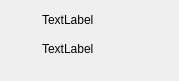
The window that plugins/popup/popupwin.ui (xjohncz/saje) describes before a commit, drawn with Qt 5.
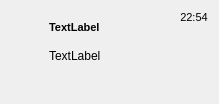
The same window after the commit. Icons and pictures are not drawn.

Commit message: removed useless slots from clist interface added ability to hide a contact in clist or hide until a message is received (preparing for metacontacts) improved history API ('unread message' icon in clist & preparing for metacontacts) added times to popups, improved preview (you think? :)

```diff
--- a/plugins/popup/popupwin.ui
+++ b/plugins/popup/popupwin.ui
@@ -5,8 +5,8 @@
    <rect>
     <x>0</x>
     <y>0</y>
-    <width>179</width>
-    <height>81</height>
+    <width>219</width>
+    <height>104</height>
    </rect>
   </property>
   <property name="contextMenuPolicy" >
@@ -16,13 +16,58 @@
    <string>PopupWin</string>
   </property>
   <layout class="QVBoxLayout" name="verticalLayout" >
-   <property name="margin" >
-    <number>4</number>
-   </property>
    <item>
     <layout class="QGridLayout" name="gridLayout" >
-     <item row="0" column="2" >
+     <property name="sizeConstraint" >
+      <enum>QLayout::SetDefaultConstraint</enum>
+     </property>
+     <item row="0" column="0" >
+      <widget class="QLabel" name="lblSidebar" >
+       <property name="minimumSize" >
+        <size>
+         <width>32</width>
+         <height>32</height>
+        </size>
+       </property>
+       <property name="maximumSize" >
+        <size>
+         <width>32</width>
+         <height>32</height>
+        </size>
+       </property>
+       <property name="text" >
+        <string/>
+       </property>
+       <property name="pixmap" >
+        <pixmap>://Resources/Document.png</pixmap>
+       </property>
+       <property name="scaledContents" >
+        <bool>true</bool>
+       </property>
+       <property name="alignment" >
+        <set>Qt::AlignHCenter|Qt::AlignLeading|Qt::AlignLeft|Qt::AlignTop</set>
+       </property>
+      </widget>
+     </item>
+     <item row="0" column="1" >
       <widget class="QLabel" name="lblTitle" >
+       <property name="sizePolicy" >
+        <sizepolicy vsizetype="Preferred" hsizetype="Expanding" >
+         <horstretch>2</horstretch>
+         <verstretch>1</verstretch>
+        </sizepolicy>
+       </property>
+       <property name="font" >
+        <font>
+         <family>MS Shell Dlg 2</family>
+         <pointsize>8</pointsize>
+         <weight>75</weight>
+         <italic>false</italic>
+         <bold>true</bold>
+         <underline>false</underline>
+         <strikeout>false</strikeout>
+        </font>
+       </property>
        <property name="text" >
         <string>TextLabel</string>
        </property>
@@ -37,24 +82,51 @@
        </property>
       </widget>
      </item>
-     <item row="1" column="2" >
-      <widget class="QLabel" name="lblText" >
+     <item row="0" column="2" >
+      <widget class="QLabel" name="lblTime" >
        <property name="sizePolicy" >
-        <sizepolicy vsizetype="Minimum" hsizetype="Minimum" >
+        <sizepolicy vsizetype="Preferred" hsizetype="Maximum" >
          <horstretch>0</horstretch>
          <verstretch>0</verstretch>
         </sizepolicy>
        </property>
+       <property name="font" >
+        <font>
+         <family>MS Shell Dlg 2</family>
+         <pointsize>8</pointsize>
+         <weight>50</weight>
+         <italic>false</italic>
+         <bold>false</bold>
+         <underline>false</underline>
+         <strikeout>false</strikeout>
+        </font>
+       </property>
+       <property name="text" >
+        <string>22:54</string>
+       </property>
+       <property name="alignment" >
+        <set>Qt::AlignHCenter|Qt::AlignLeading|Qt::AlignLeft|Qt::AlignTop</set>
+       </property>
+      </widget>
+     </item>
+     <item row="1" column="1" colspan="2" >
+      <widget class="QLabel" name="lblText" >
+       <property name="sizePolicy" >
+        <sizepolicy vsizetype="Expanding" hsizetype="Expanding" >
+         <horstretch>2</horstretch>
+         <verstretch>1</verstretch>
+        </sizepolicy>
+       </property>
        <property name="minimumSize" >
         <size>
-         <width>130</width>
+         <width>150</width>
          <height>30</height>
         </size>
        </property>
        <property name="maximumSize" >
         <size>
-         <width>200</width>
-         <height>400</height>
+         <width>250</width>
+         <height>300</height>
         </size>
        </property>
        <property name="text" >
@@ -71,34 +143,6 @@
        </property>
       </widget>
      </item>
-     <item row="0" column="1" >
-      <widget class="QLabel" name="lblSidebar" >
-       <property name="minimumSize" >
-        <size>
-         <width>32</width>
-         <height>32</height>
-        </size>
-       </property>
-       <property name="maximumSize" >
-        <size>
-         <width>32</width>
-         <height>32</height>
-        </size>
-       </property>
-       <property name="text" >
-        <string/>
-       </property>
-       <property name="pixmap" >
-        <pixmap>://Resources/Document.png</pixmap>
-       </property>
-       <property name="scaledContents" >
-        <bool>true</bool>
-       </property>
-       <property name="alignment" >
-        <set>Qt::AlignHCenter|Qt::AlignLeading|Qt::AlignLeft|Qt::AlignTop</set>
-       </property>
-      </widget>
-     </item>
     </layout>
    </item>
   </layout>
```
The commit also changes 22 other files.
